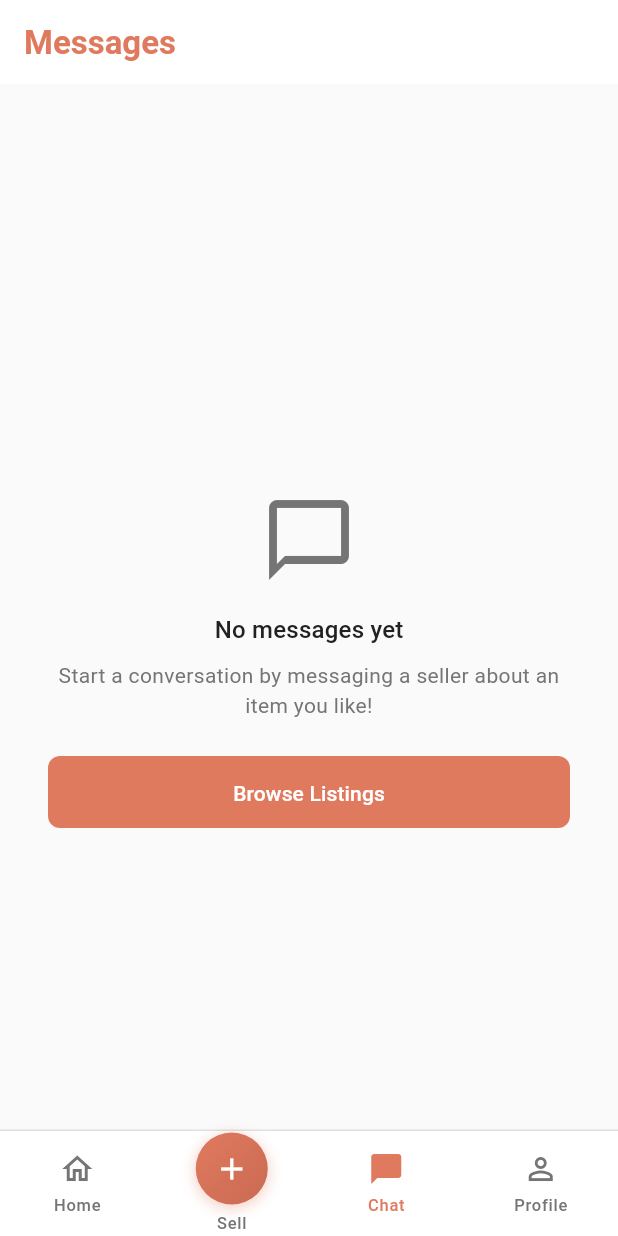
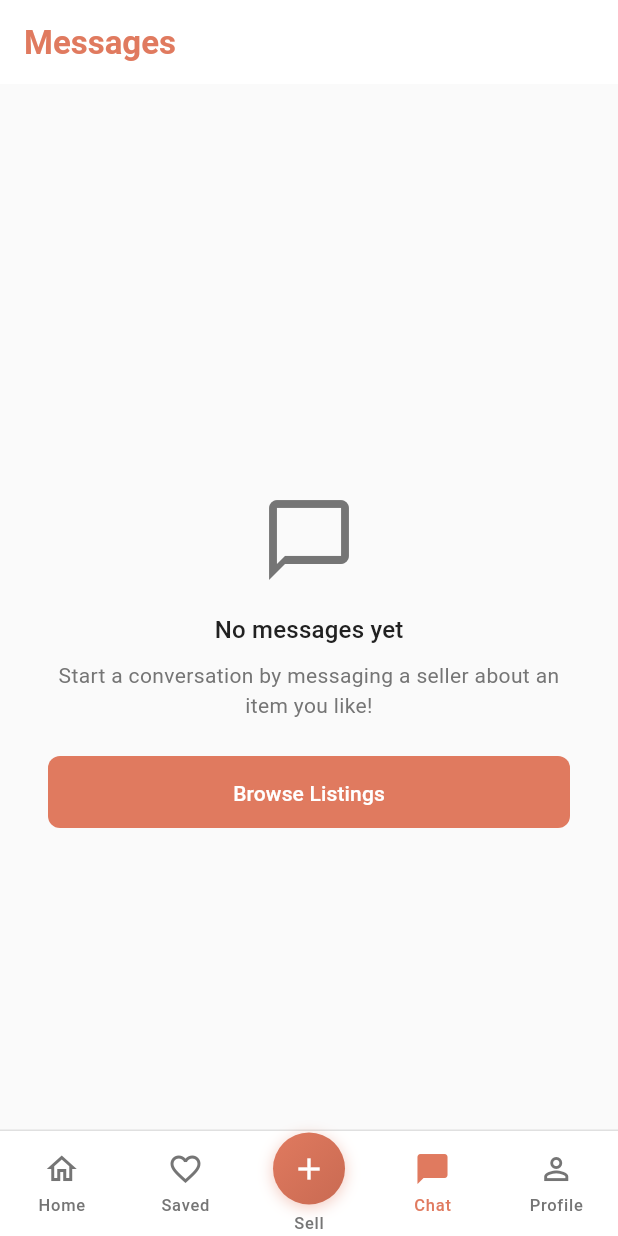
Before and after one commit to ipanga/tekka_uganda, a Flutter app: the ChatListScreen screen opened by its route, on a phone screen of 412 x 824 dp. Run offline on Flutter 3.47's test engine with Material 3 defaults, Android fonts, the phone set to English and light mode, and no system bars; our stand-ins replace cached_network_image, dio, firebase_auth, flutter_image_compress, flutter_riverpod, flutter_secure_storage and 8 more; accounts and stored records are empty; generated files the repository leaves out were written again; network calls fail.

```diff
--- a/apps/mobile/lib/core/config/app_config.dart
+++ b/apps/mobile/lib/core/config/app_config.dart
@@ -15,7 +15,8 @@ class AppConfig {
     switch (_environment) {
       case Environment.dev:
         // Use 127.0.0.1 for iOS simulator compatibility (localhost doesn't work on iOS sim)
-        return 'http://127.0.0.1:3000/api/v1';
+        // API runs on port 4000 (port 3000 is the User Dashboard)
+        return 'http://127.0.0.1:4000/api/v1';
       case Environment.staging:
         return 'https://staging-api.tekka.ug/api/v1';
       case Environment.prod:
--- a/apps/mobile/lib/features/listing/presentation/screens/price_alerts_screen.dart
+++ b/apps/mobile/lib/features/listing/presentation/screens/price_alerts_screen.dart
@@ -174,7 +174,7 @@ class PriceAlertsScreen extends ConsumerWidget {
             const SizedBox(height: AppSpacing.space6),
             if (alertsEnabled)
               FilledButton.icon(
-                onPressed: () => context.push(AppRoutes.savedItems),
+                onPressed: () => context.go(AppRoutes.saved),
                 icon: const Icon(Icons.favorite_border),
                 label: const Text('View Saved Items'),
               ),
--- a/apps/mobile/lib/features/profile/presentation/screens/profile_screen.dart
+++ b/apps/mobile/lib/features/profile/presentation/screens/profile_screen.dart
@@ -285,11 +285,6 @@ class ProfileScreen extends ConsumerWidget {
                     onTap: () => context.push(AppRoutes.sellerAnalytics),
                   ),
                   _MenuItem(
-                    icon: Icons.favorite_border,
-                    title: 'Saved Items',
-                    onTap: () => context.push(AppRoutes.savedItems),
-                  ),
-                  _MenuItem(
                     icon: Icons.saved_search,
                     title: 'Saved Searches',
                     onTap: () => context.push(AppRoutes.savedSearches),
--- a/apps/mobile/lib/features/profile/presentation/screens/saved_items_screen.dart
+++ b/apps/mobile/lib/features/profile/presentation/screens/saved_items_screen.dart
@@ -21,7 +21,10 @@ class SavedItemsScreen extends ConsumerWidget {
 
     return Scaffold(
       backgroundColor: AppColors.background,
-      appBar: AppBar(title: const Text('Saved Items')),
+      appBar: AppBar(
+        title: const Text('Saved Items'),
+        automaticallyImplyLeading: false,
+      ),
       body: favoritesAsync.when(
         loading: () => const Center(child: CircularProgressIndicator()),
         error: (error, _) => Center(
--- a/apps/mobile/lib/router/app_router.dart
+++ b/apps/mobile/lib/router/app_router.dart
@@ -59,6 +59,7 @@ abstract class AppRoutes {
   static const String otpVerification = '/auth/otp';
   static const String onboarding = '/auth/onboarding';
   static const String home = '/home';
+  static const String saved = '/saved';
   static const String browse = '/browse';
   static const String listingDetail = '/listing/:id';
   static const String createListing = '/create-listing';
@@ -67,7 +68,7 @@ abstract class AppRoutes {
   static const String profile = '/profile';
   static const String editProfile = '/profile/edit';
   static const String myListings = '/profile/listings';
-  static const String savedItems = '/profile/saved';
+
   static const String settings = '/profile/settings';
   static const String purchaseHistory = '/profile/purchases';
   static const String help = '/profile/help';
@@ -199,6 +200,11 @@ final appRouterProvider = Provider<GoRouter>((ref) {
             ),
           ),
           GoRoute(
+            path: AppRoutes.saved,
+            pageBuilder: (context, state) =>
+                const NoTransitionPage(child: SavedItemsScreen()),
+          ),
+          GoRoute(
             path: AppRoutes.chatList,
             pageBuilder: (context, state) =>
                 const NoTransitionPage(child: ChatListScreen()),
@@ -237,10 +243,6 @@ final appRouterProvider = Provider<GoRouter>((ref) {
       GoRoute(
         path: AppRoutes.myListings,
         builder: (context, state) => const MyListingsScreen(),
-      ),
-      GoRoute(
-        path: AppRoutes.savedItems,
-        builder: (context, state) => const SavedItemsScreen(),
       ),
       GoRoute(
         path: AppRoutes.editListing,
--- a/apps/mobile/lib/shared/widgets/main_shell.dart
+++ b/apps/mobile/lib/shared/widgets/main_shell.dart
@@ -28,10 +28,10 @@ class _BottomNavBar extends ConsumerWidget {
   int _getCurrentIndex(BuildContext context) {
     final location = GoRouterState.of(context).matchedLocation;
     if (location.startsWith('/home')) return 0;
-    if (location.startsWith('/browse'))
-      return 0; // Browse now redirects to home
-    if (location.startsWith('/chat')) return 2;
-    if (location.startsWith('/profile')) return 3;
+    if (location.startsWith('/browse')) return 0;
+    if (location.startsWith('/saved')) return 1;
+    if (location.startsWith('/chat')) return 3;
+    if (location.startsWith('/profile')) return 4;
     return 0;
   }
 
@@ -41,12 +41,15 @@ class _BottomNavBar extends ConsumerWidget {
         context.go(AppRoutes.home);
         break;
       case 1:
+        context.go(AppRoutes.saved);
+        break;
+      case 2:
         context.push(AppRoutes.createListing);
         break;
-      case 2:
+      case 3:
         context.go(AppRoutes.chatList);
         break;
-      case 3:
+      case 4:
         context.go(AppRoutes.profile);
         break;
     }
@@ -75,21 +78,28 @@ class _BottomNavBar extends ConsumerWidget {
                 isActive: currentIndex == 0,
                 onTap: () => _onItemTapped(context, 0),
               ),
-              _SellButton(onTap: () => _onItemTapped(context, 1)),
+              _NavItem(
+                icon: Icons.favorite_border,
+                activeIcon: Icons.favorite,
+                label: 'Saved',
+                isActive: currentIndex == 1,
+                onTap: () => _onItemTapped(context, 1),
+              ),
+              _SellButton(onTap: () => _onItemTapped(context, 2)),
               _NavItem(
                 icon: Icons.chat_bubble_outline,
                 activeIcon: Icons.chat_bubble,
                 label: 'Chat',
-                isActive: currentIndex == 2,
-                onTap: () => _onItemTapped(context, 2),
+                isActive: currentIndex == 3,
+                onTap: () => _onItemTapped(context, 3),
                 badge: unreadCount,
               ),
               _NavItem(
                 icon: Icons.person_outline,
                 activeIcon: Icons.person,
                 label: 'Profile',
-                isActive: currentIndex == 3,
-                onTap: () => _onItemTapped(context, 3),
+                isActive: currentIndex == 4,
+                onTap: () => _onItemTapped(context, 4),
               ),
             ],
           ),
```
